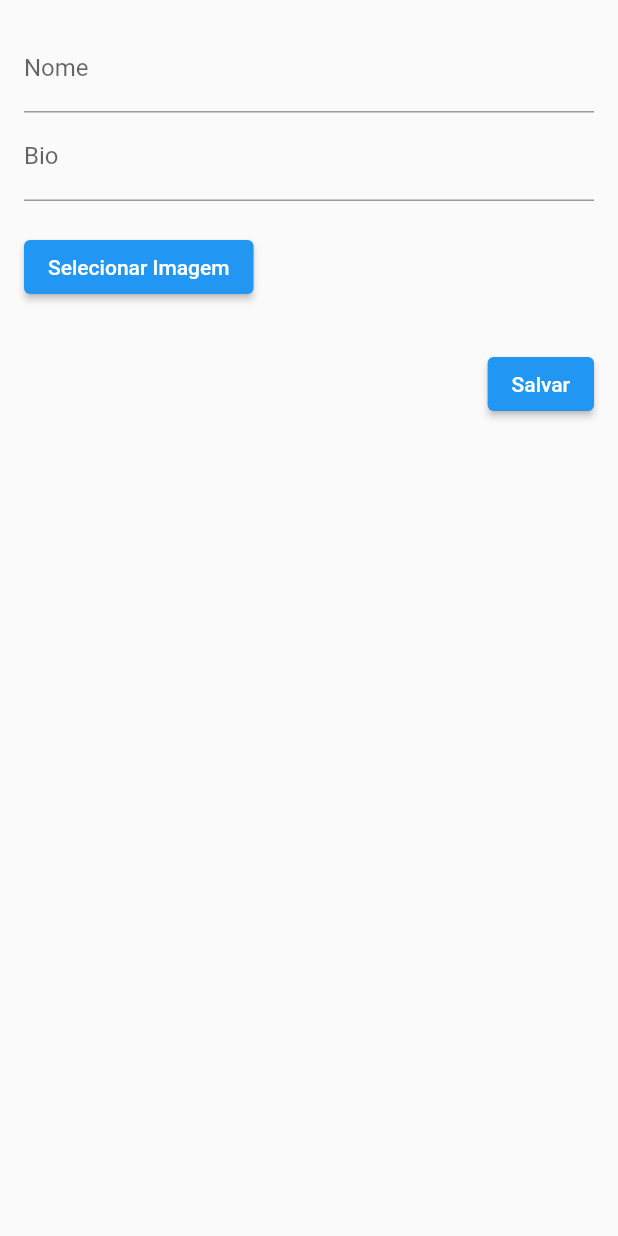
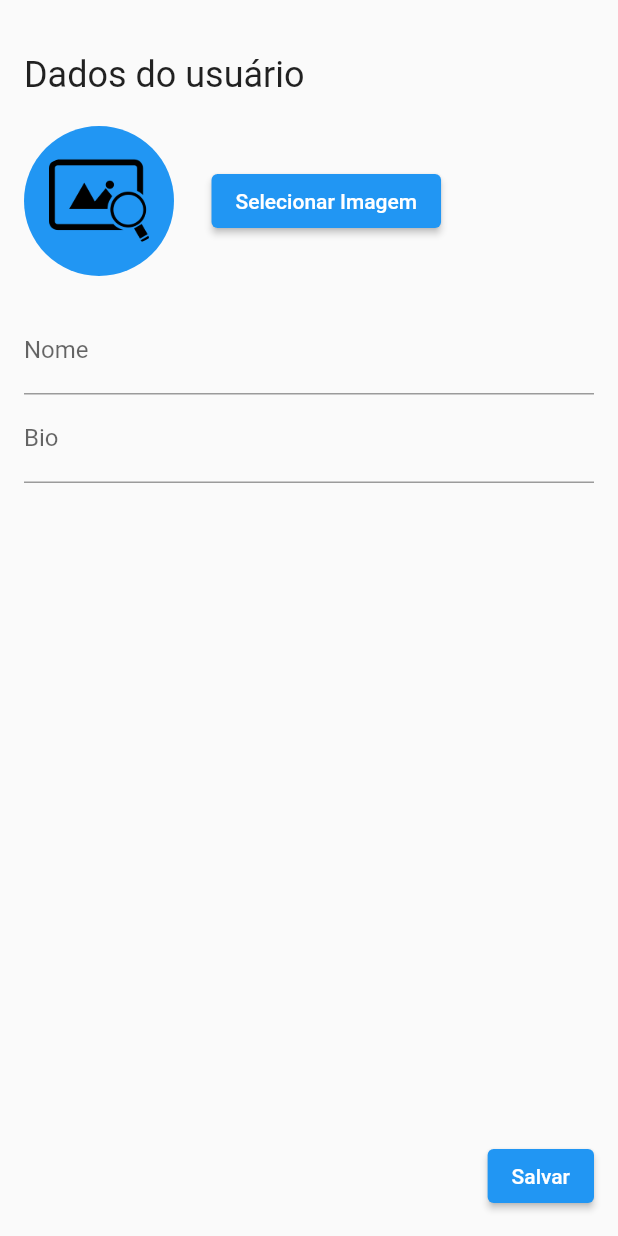
Before and after one commit to emanuelvasconnobre/romantic-app, a Flutter app: the EditProfileScreen widget shown alone on an empty page, opened directly with empty values, on a phone screen of 412 x 824 dp. Run offline on Flutter 3.47's test engine with Material 2 defaults, Android fonts, the phone set to English and light mode, and no system bars; our stand-ins replace cloud_firestore, firebase_auth, firebase_core, firebase_storage, flutter_bloc, fluttertoast and 1 more; accounts and stored records are empty; generated files the repository leaves out were written again.

Commit message:
feat: profile: melhorando o editar dados de perfil

```diff
--- a/lib/screens/edit_profile_screen.dart
+++ b/lib/screens/edit_profile_screen.dart
@@ -9,9 +9,7 @@ class EditProfileScreen extends StatefulWidget {
   final BuildContext parentContext;
 
   const EditProfileScreen(
-      {required this.navigatorKey,
-      required this.parentContext,
-      super.key});
+      {required this.navigatorKey, required this.parentContext, super.key});
 
   @override
   State<EditProfileScreen> createState() => _EditProfileScreenState();
@@ -77,8 +75,42 @@ class _EditProfileScreenState extends State<EditProfileScreen> {
         child: Column(
           crossAxisAlignment: CrossAxisAlignment.start,
           children: <Widget>[
+            const SizedBox(height: 20),
+            const Text("Dados do usuário", style: TextStyle(fontSize: 24.0)),
+            const SizedBox(height: 20),
+            Row(
+              children: [
+                Container(
+                    margin: const EdgeInsets.only(right: 15.0),
+                    child: _image != null
+                        ? CircleAvatar(
+                        radius: 50.0,
+                        backgroundImage: FileImage(
+                          _image!,
+                        ))
+                        : CircleAvatar(
+                      radius: 50.0,
+                      backgroundColor: Colors.blue,
+                      child: ClipOval(
+                        child: AspectRatio(
+                            aspectRatio: 1.5,
+                            child: Image.asset(
+                              "assets/images/pick-image-icon.png",
+                              fit: BoxFit.contain,
+                            )),
+                      ),
+                    )),
+                const SizedBox(width: 10),
+                ElevatedButton(
+                  onPressed: getImage,
+                  child: const Text('Selecionar Imagem'),
+                ),
+              ],
+            ),
+            const SizedBox(height: 20),
             TextFormField(
               controller: _nameController,
+              enabled: !_isLoading,
               decoration: const InputDecoration(
                 labelText: 'Nome',
               ),
@@ -91,6 +123,7 @@ class _EditProfileScreenState extends State<EditProfileScreen> {
             ),
             TextFormField(
               controller: _bioController,
+              enabled: !_isLoading,
               decoration: const InputDecoration(
                 labelText: 'Bio',
               ),
@@ -101,19 +134,10 @@ class _EditProfileScreenState extends State<EditProfileScreen> {
                 return null;
               },
             ),
-            const SizedBox(height: 20),
-            ElevatedButton(
-              onPressed: getImage,
-              child: const Text('Selecionar Imagem'),
+            Expanded(
+              flex: 1,
+              child: Container(),
             ),
-            const SizedBox(height: 10),
-            _image != null
-                ? Image.file(
-                    fit: BoxFit.contain,
-                    _image!,
-                    height: 150,
-                  )
-                : Container(),
             const SizedBox(height: 20),
             Row(
               mainAxisAlignment: MainAxisAlignment.end,
--- a/pubspec.yaml
+++ b/pubspec.yaml
@@ -66,6 +66,8 @@ flutter:
   # included with your application, so that you can use the icons in
   # the material Icons class.
   uses-material-design: true
+  assets:
+    - assets/images/
 
   # To add assets to your application, add an assets section, like this:
   # assets:
```
Also changed, not shown: assets/images/pick-image-icon.png (added).
